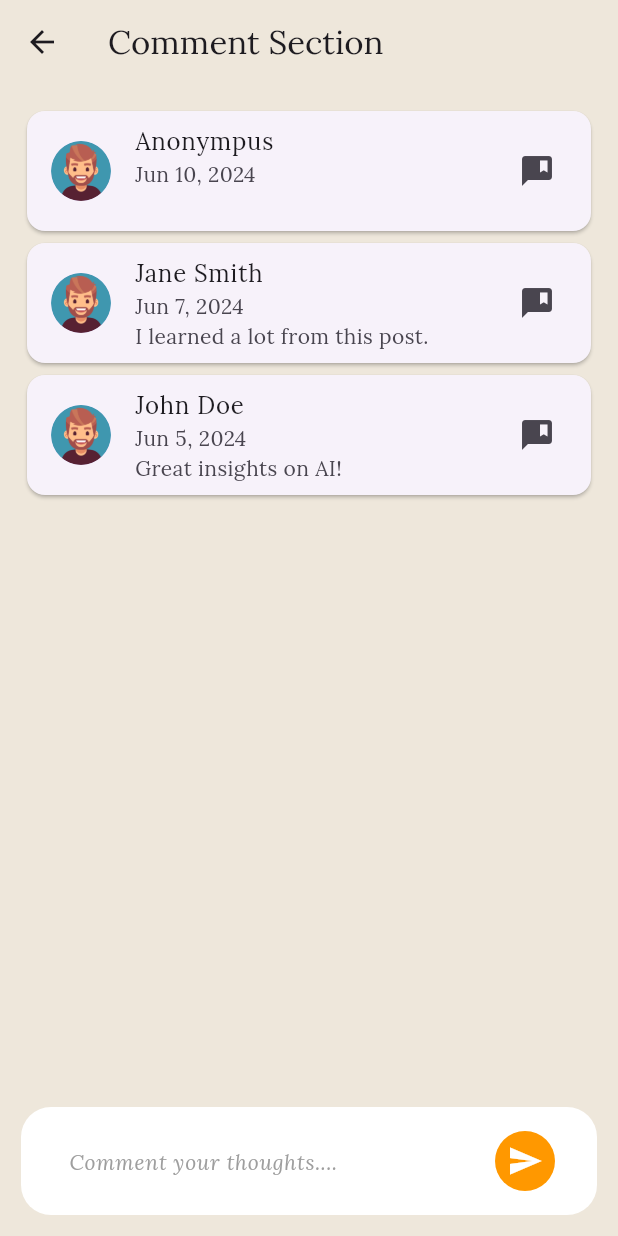
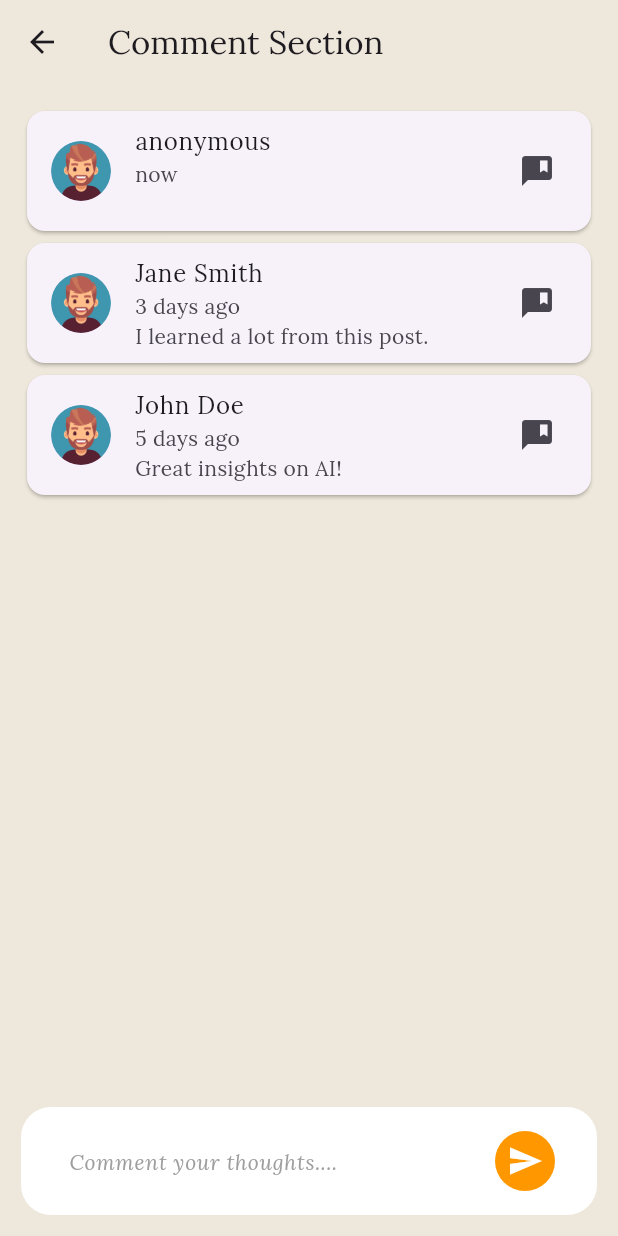
Before and after one commit to ujjwalkarkiEB/blog_app, a Flutter app: the CommentScreen screen opened directly with sample values from the repository, after a tap on the "send" icon, on a phone screen of 412 x 824 dp. Run offline on Flutter 3.47's test engine with Material 3 defaults, Android fonts, the phone set to English and light mode, and no system bars; our stand-ins replace auto_route, dotted_border, gap, google_fonts, iconsax, image_picker and 2 more; accounts and stored records are empty.

Commit message:
feat: add updates

```diff
--- a/lib/data/data.dart
+++ b/lib/data/data.dart
@@ -8,11 +8,13 @@ final List<Blog> dummyDatas = [
     'Carol White',
     [
       Comment(
+        "assets/images/add/user_image.png",
         author: 'John Doe',
         content: 'Great insights on AI!',
         createdAt: DateTime.now().subtract(const Duration(days: 5)),
       ),
       Comment(
+        "assets/images/add/user_image.png",
         author: 'Jane Smith',
         content: 'I learned a lot from this post.',
         createdAt: DateTime.now().subtract(const Duration(days: 3)),
@@ -29,11 +31,13 @@ final List<Blog> dummyDatas = [
     'David Brown',
     [
       Comment(
+        "assets/images/add/user_image.png",
         author: 'Emily White',
         content: 'This is an interesting perspective on education trends.',
         createdAt: DateTime.now().subtract(const Duration(days: 1)),
       ),
       Comment(
+        "assets/images/add/user_image.png",
         author: 'Michael Brown',
         content: 'Thanks for sharing!',
         createdAt: DateTime.now().subtract(const Duration(hours: 10)),
@@ -50,6 +54,7 @@ final List<Blog> dummyDatas = [
     'Eva Green',
     [
       Comment(
+        "assets/images/add/user_image.png",
         author: 'Oliver Green',
         content: 'Engineering is indeed the backbone of modern society.',
         createdAt: DateTime.now().subtract(const Duration(days: 2)),
@@ -67,6 +72,7 @@ final List<Blog> dummyDatas = [
     'Frank Harris',
     [
       Comment(
+        "assets/images/add/user_image.png",
         author: 'Sophia Martinez',
         content: 'Medical advancements are crucial for public health.',
         createdAt: DateTime.now().subtract(const Duration(days: 3)),
@@ -83,11 +89,13 @@ final List<Blog> dummyDatas = [
     'Grace Lee',
     [
       Comment(
+        "assets/images/add/user_image.png",
         author: 'Emily White',
         content: 'This is an interesting perspective on education trends.',
         createdAt: DateTime.now().subtract(const Duration(days: 1)),
       ),
       Comment(
+        "assets/images/add/user_image.png",
         author: 'Michael Brown',
         content: 'Thanks for sharing!',
         createdAt: DateTime.now().subtract(const Duration(hours: 10)),
@@ -104,11 +112,13 @@ final List<Blog> dummyDatas = [
     'Henry Wilson',
     [
       Comment(
+        "assets/images/add/user_image.png",
         author: 'Emily White',
         content: 'This is an interesting perspective on education trends.',
         createdAt: DateTime.now().subtract(const Duration(days: 1)),
       ),
       Comment(
+        "assets/images/add/user_image.png",
         author: 'Michael Brown',
         content: 'Thanks for sharing!',
         createdAt: DateTime.now().subtract(const Duration(hours: 10)),
--- a/lib/models/comment.dart
+++ b/lib/models/comment.dart
@@ -2,7 +2,8 @@ class Comment {
   final String content;
   final DateTime createdAt;
   final String author;
+  final String userImg;
 
-  Comment(
+  Comment(this.userImg,
       {required this.content, required this.createdAt, required this.author});
 }
--- a/lib/providers/user_provider.dart
+++ b/lib/providers/user_provider.dart
@@ -8,6 +8,7 @@ class UserProvider extends ChangeNotifier {
 
   void setUserData(Map<String, dynamic> data) {
     userData = data;
+    print('userdara: $userData');
     notifyListeners();
   }
 
--- a/lib/screens/blog/comment_screen.dart
+++ b/lib/screens/blog/comment_screen.dart
@@ -1,6 +1,7 @@
 import 'package:auto_route/auto_route.dart';
 import 'package:blog_app/models/comment.dart';
 import 'package:blog_app/providers/blog_provider.dart';
+import 'package:blog_app/providers/user_provider.dart';
 import 'package:blog_app/utils/constants/colors.dart';
 import 'package:blog_app/widgets/container/comment_container.dart';
 import 'package:flutter/material.dart';
@@ -53,6 +54,7 @@ class _CommentScreenState extends State<CommentScreen> {
               }),
             ),
             const Gap(20),
+            // ------- comment section ------
             Container(
               decoration: BoxDecoration(
                   borderRadius: BorderRadius.circular(20), color: Colors.white),
@@ -73,10 +75,11 @@ class _CommentScreenState extends State<CommentScreen> {
                 ),
                 trailing: IconButton(
                   onPressed: () {
-                    final cmt = Comment(
+                    final userData = context.read<UserProvider>().userData;
+                    final cmt = Comment(userData['image'],
                         content: textController.text,
                         createdAt: DateTime.now(),
-                        author: 'Anonympus');
+                        author: userData['userName']);
                     context.read<BlogProvider>().addComment(widget.blog, cmt);
                     textController.clear();
                     FocusScope.of(context).unfocus();
--- a/lib/screens/blog/your_blog_list.dart
+++ b/lib/screens/blog/your_blog_list.dart
@@ -16,7 +16,10 @@ class YourBlogListScreen extends StatelessWidget {
   Widget build(BuildContext context) {
     return Scaffold(
       appBar: AppBar(
-        title: const Text('Your Blogs '),
+        title: Text(
+          'Your Blogs',
+          style: Theme.of(context).textTheme.titleMedium,
+        ),
         backgroundColor: AppColor.appBackgroundColor,
       ),
       body: Consumer2<BlogProvider, UserProvider>(
--- a/lib/utils/helpers/post_date.dart
+++ b/lib/utils/helpers/post_date.dart
@@ -7,6 +7,10 @@ class PostDateHelper {
       return '${timeDifference.inDays} days ago';
     } else if (timeDifference.inHours >= 1) {
       return '${timeDifference.inHours} hours ago';
+    } else if (timeDifference.inMinutes >= 1) {
+      return '${timeDifference.inMinutes} minutes ago';
+    } else if (timeDifference.inSeconds >= 1) {
+      return '${timeDifference.inSeconds} seconds ago';
     } else {
       return 'now';
     }
--- a/lib/widgets/container/comment_container.dart
+++ b/lib/widgets/container/comment_container.dart
@@ -1,6 +1,8 @@
+import 'dart:io';
+
 import 'package:blog_app/models/comment.dart';
+import 'package:blog_app/utils/helpers/post_date.dart';
 import 'package:flutter/material.dart';
-import 'package:intl/intl.dart';
 
 class CommentContainer extends StatelessWidget {
   const CommentContainer({super.key, required this.comment});
@@ -8,19 +10,20 @@ class CommentContainer extends StatelessWidget {
 
   @override
   Widget build(BuildContext context) {
-    final commentDate = DateFormat().add_yMMMd().format(comment.createdAt);
     return Card(
       child: Column(
         children: [
           ListTile(
-            leading: const CircleAvatar(
-                backgroundImage:
-                    AssetImage('assets/images/add/user_image.png')),
+            leading: CircleAvatar(
+              backgroundImage: comment.userImg.startsWith('assets/')
+                  ? AssetImage(comment.userImg)
+                  : FileImage(File(comment.userImg)),
+            ),
             title: Text(comment.author),
             subtitle: Column(
               crossAxisAlignment: CrossAxisAlignment.start,
               children: [
-                Text(commentDate),
+                Text(PostDateHelper().postTimeExtracter(comment.createdAt)),
                 Text(comment.content),
               ],
             ),
--- a/lib/widgets/custom_app_bar.dart
+++ b/lib/widgets/custom_app_bar.dart
@@ -46,6 +46,9 @@ class _CustomAppBarState extends State<CustomAppBar> {
       child: AppBar(
           backgroundColor: AppColor.appBackgroundColor,
           title: Consumer<UserProvider>(builder: (context, provider, child) {
+            print('rebuilded appbar');
+            print(
+                'usernmae: ${userData['userName']}   image:${userData['image']} ');
             return Row(
               children: [
                 CircleAvatar(
```
Also changed, not shown: lib/modal/profile_modal.dart (+7 -5 lines), lib/widgets/card/blog_card.dart (+6 -1 lines), lib/routes/app_route.gr.dart.
